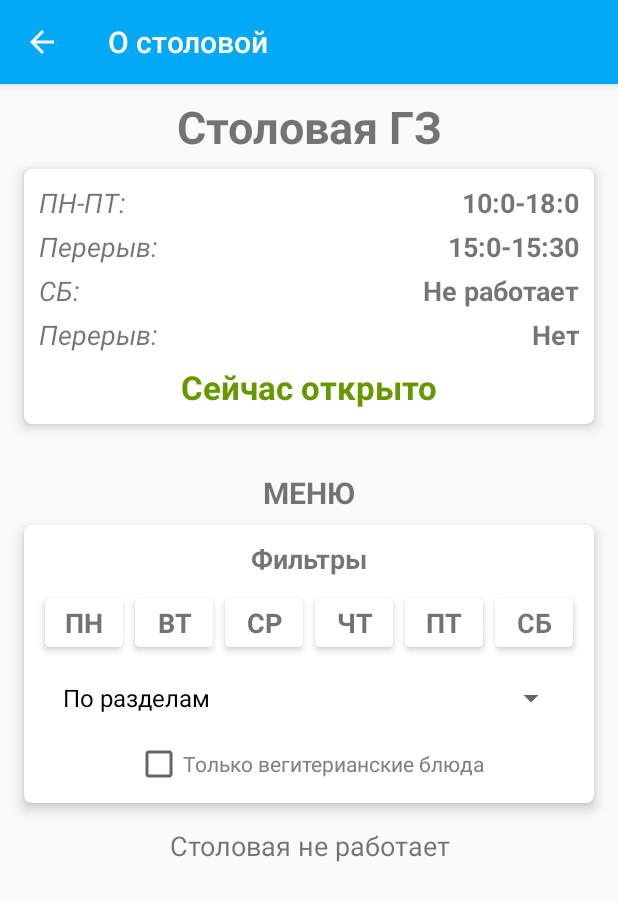
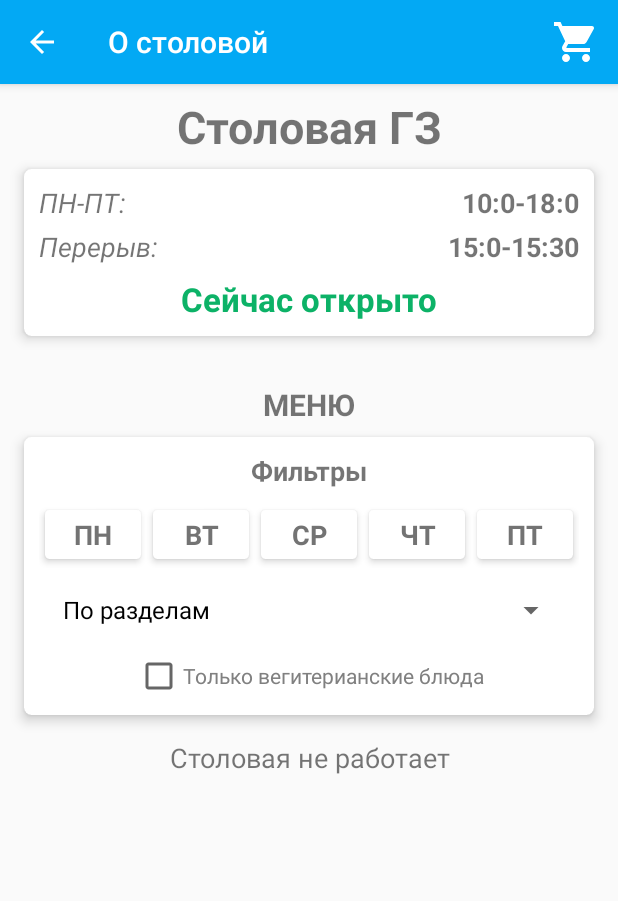
Before and after one commit to Shaniser/Canteen, an Android app: the screen it shows after launch (AboutCanteen), on a phone screen of 412 x 824 dp. Shown: the top 901 px of the screen. Run offline under Robolectric (Android 15) with nearby library versions, the phone set to English and light mode, and no system bars.

Commit message:
About canteen complete

```diff
--- a/app/src/main/java/com/godelsoft/canteen/AboutCanteen.java
+++ b/app/src/main/java/com/godelsoft/canteen/AboutCanteen.java
@@ -1,11 +1,14 @@
 package com.godelsoft.canteen;
 
 import android.content.Context;
+import android.content.Intent;
 import android.graphics.Color;
 import android.support.v7.app.ActionBar;
 import android.support.v7.app.AppCompatActivity;
 import android.os.Bundle;
 import android.support.v7.widget.CardView;
+import android.view.Menu;
+import android.view.MenuItem;
 import android.view.View;
 import android.widget.AdapterView;
 import android.widget.ArrayAdapter;
@@ -13,6 +16,7 @@ import android.widget.CheckBox;
 import android.widget.CompoundButton;
 import android.widget.LinearLayout;
 import android.widget.Spinner;
+import android.widget.TableRow;
 import android.widget.TextView;
 
 import java.util.Calendar;
@@ -32,22 +36,31 @@ public class AboutCanteen extends AppCompatActivity {
         actionBar.setDisplayHomeAsUpEnabled(true);
         actionBar.setTitle(getResources().getString(R.string.about_canteen));
 
+
         int id = getIntent().getExtras().getInt("id");
         final CanteenProvider canteen = CanteenProvider.all.get(id);
 
+        TextView isOpened = findViewById(R.id.isOpened);
+        if(canteen.isWorking()){
+            isOpened.setText(getResources().getString(R.string.now_opened));
+            isOpened.setTextColor(Color.parseColor("#0CB267"));
+        }else{
+            isOpened.setText(getResources().getString(R.string.now_closed));
+            isOpened.setTextColor(Color.parseColor("#e0554a"));
+        }
         TextView workingTime = findViewById(R.id.workingTime);
         StringBuilder builder = new StringBuilder();
         builder.append(String.format("%s\n", canteen.getWorkingTime(0)));
         TimeSpan breakTime = canteen.getBreakTime(0);
         if(breakTime != null){
-            builder.append(String.format("%s\n", breakTime));
+            builder.append(String.format("%s", breakTime));
         }else{
-            builder.append(String.format("%s\n", getResources().getString(R.string.no)));
+            builder.append(String.format("%s", getResources().getString(R.string.no)));
         }
 
         TimeSpan saturdayWorking = canteen.getWorkingTime(5);
         if(saturdayWorking != null){
-            builder.append(String.format("%s\n", saturdayWorking));
+            builder.append(String.format("\n%s\n", saturdayWorking));
             TimeSpan saturdayBreak = canteen.getBreakTime(5);
             if(saturdayBreak != null){
                 builder.append(String.format("%s\n", saturdayBreak));
@@ -55,8 +68,7 @@ public class AboutCanteen extends AppCompatActivity {
                 builder.append(String.format("%s", getResources().getString(R.string.no)));
             }
         }else{
-            builder.append(String.format("%s\n", getResources().getString(R.string.not_working)));
-            builder.append(String.format("%s", getResources().getString(R.string.no)));
+            ((TextView) findViewById(R.id.workingTimeDescription)).setText(getResources().getString(R.string.working_time_description_no_saturday));
         }
         workingTime.setText(builder);
 
@@ -73,6 +85,7 @@ public class AboutCanteen extends AppCompatActivity {
             dayCards = new CardView[] {findViewById(R.id.dayCard), findViewById(R.id.dayCard1), findViewById(R.id.dayCard2), findViewById(R.id.dayCard3), findViewById(R.id.dayCard4), findViewById(R.id.dayCard5)};
         }else{
             dayCards = new CardView[] {findViewById(R.id.dayCard), findViewById(R.id.dayCard1), findViewById(R.id.dayCard2), findViewById(R.id.dayCard3), findViewById(R.id.dayCard4)};
+            ((TableRow) findViewById(R.id.days)).removeView(findViewById(R.id.dayCard5));
         }
 
         applyFilters((LinearLayout) findViewById(R.id.menuLinLay), canteen, this);
@@ -109,15 +122,11 @@ public class AboutCanteen extends AppCompatActivity {
                     dayCards[i].setCardBackgroundColor(getResources().getColor(R.color.colorPrimary));
                     ((TextView) dayCards[i].findViewById(R.id.weekDay)).setTextColor(Color.parseColor("#ffffff"));
                 } else {
-                    if(canteenProvider.getFoodList(i) != null) {
                         if (i == currentDay) {
                             ((TextView) dayCards[i].findViewById(R.id.weekDay)).setTextColor(getResources().getColor(R.color.colorPrimary));
                         } else {
                             ((TextView) dayCards[i].findViewById(R.id.weekDay)).setTextColor(Color.parseColor("#737373"));
                         }
-                    }else{
-                        ((TextView) dayCards[i].findViewById(R.id.weekDay)).setTextColor(Color.parseColor("#e0554a"));
-                    }
                     dayCards[i].setCardBackgroundColor(Color.parseColor("#ffffff"));
                 }
 
@@ -139,21 +148,13 @@ public class AboutCanteen extends AppCompatActivity {
         }else{
 
             for (int i = 0; i < dayCards.length; i++) {
-                if (canteenProvider.getFoodList(i) == null && filter.getDayOfWeek() == i) {
-                    dayCards[i].setCardBackgroundColor(Color.parseColor("#e0554a"));
-                    ((TextView) dayCards[i].findViewById(R.id.weekDay)).setTextColor(Color.parseColor("#ffffff"));
+                if (i == currentDay) {
+                      ((TextView) dayCards[i].findViewById(R.id.weekDay)).setTextColor(getResources().getColor(R.color.colorPrimary));
                 } else {
-                    if(canteenProvider.getFoodList(i) != null) {
-                        if (i == currentDay) {
-                            ((TextView) dayCards[i].findViewById(R.id.weekDay)).setTextColor(getResources().getColor(R.color.colorPrimary));
-                        } else {
-                            ((TextView) dayCards[i].findViewById(R.id.weekDay)).setTextColor(Color.parseColor("#737373"));
-                        }
-                    }else{
-                        ((TextView) dayCards[i].findViewById(R.id.weekDay)).setTextColor(Color.parseColor("#e0554a"));
-                    }
-                    dayCards[i].setCardBackgroundColor(Color.parseColor("#ffffff"));
+                       ((TextView) dayCards[i].findViewById(R.id.weekDay)).setTextColor(Color.parseColor("#737373"));
                 }
+                dayCards[i].setCardBackgroundColor(Color.parseColor("#ffffff"));
+
 
                 dayCards[i].setOnClickListener(new View.OnClickListener() {
                     @Override
@@ -175,4 +176,25 @@ public class AboutCanteen extends AppCompatActivity {
             linearLayout.addView(textView);
         }
     }
+
+    @Override
+    public boolean onCreateOptionsMenu(Menu menu) {
+        getMenuInflater().inflate(R.menu.main, menu);
+        return true;
+    }
+
+    @Override
+    public boolean onOptionsItemSelected(MenuItem item) {
+        switch (item.getItemId()) {
+            case android.R.id.home:
+                this.finish();
+                return true;
+            case R.id.basket:
+                Intent intent = new Intent(this, BasketActivity.class);
+                startActivity(intent);
+                return true;
+            default:
+                return super.onOptionsItemSelected(item);
+        }
+    }
 }
--- a/app/src/main/java/com/godelsoft/canteen/CanteenProvider.java
+++ b/app/src/main/java/com/godelsoft/canteen/CanteenProvider.java
@@ -63,7 +63,10 @@ public class CanteenProvider {
      * @return Меню на заданный день недели
      */
     public Menu getFoodList(int weekDay) {
-        return menus[weekDay]; //(day + 5) % 7
+        if(weekDay == 6)
+            return null;
+        else
+            return menus[weekDay]; //(day + 5) % 7
     }
 
 
--- a/app/src/main/res/values/strings.xml
+++ b/app/src/main/res/values/strings.xml
@@ -35,6 +35,7 @@
     <string name="about_canteen">О столовой</string>
     <string name="canteen_label_sample">Столовая ГЗ</string>
     <string name="working_time_description">ПН-ПТ:\nПерерыв:\nСБ:\nПерерыв:</string>
+    <string name="working_time_description_no_saturday">ПН-ПТ:\nПерерыв:</string>
     <string name="working_time_sample">10:00-18:00\nНет\n11:30-16:00\n14:00-14:30</string>
     <string name="menu">Meню</string>
     <string name="filters">Фильтры</string>
@@ -53,6 +54,7 @@
     <string name="vegan_only">Только вегитерианские блюда</string>
     <string name="no">Нет</string>
     <string name="not_working">Не работает</string>
+    <string name="now_closed">Сейчас закрыто</string>
 
 
 </resources>
```
